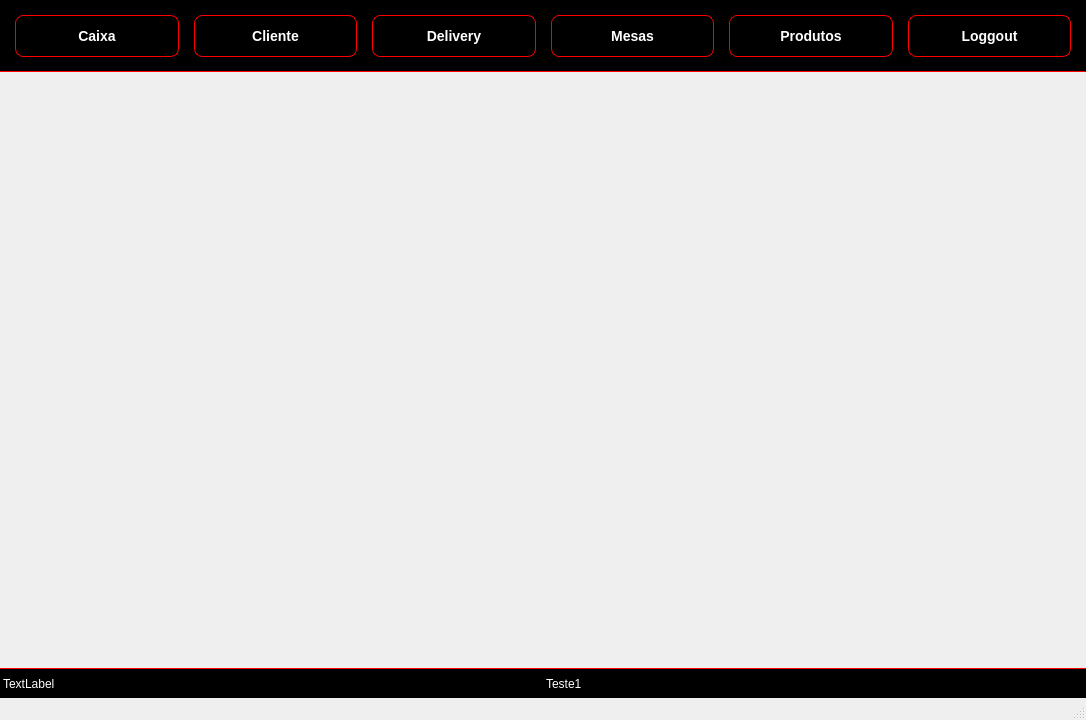
Qt form window/Uniq.ui (hnmcano/unique) before a commit.
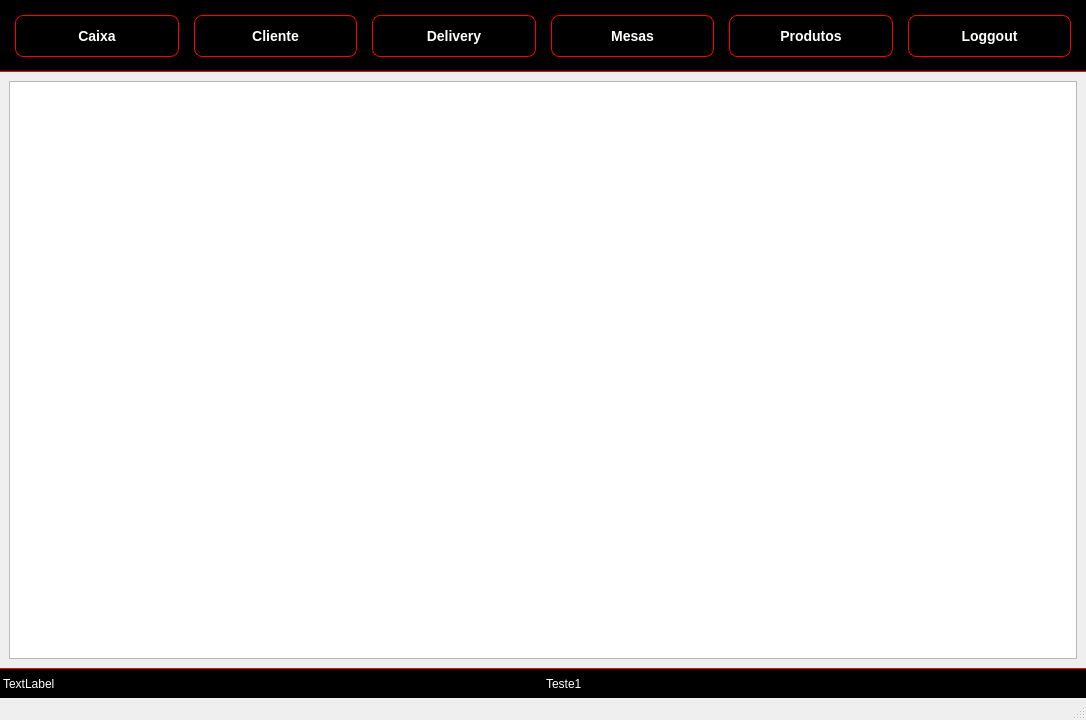
The same form after that commit. Icons and pictures are not drawn.

Patch:
```diff
--- a/window/Uniq.ui
+++ b/window/Uniq.ui
@@ -321,7 +321,13 @@
     </item>
     <item>
      <widget class="QStackedWidget" name="stackedWidget_container">
-      <widget class="QWidget" name="stackedWidget_2Page1"/>
+      <widget class="QWidget" name="Produtos_atuais">
+       <layout class="QHBoxLayout" name="horizontalLayout_3">
+        <item>
+         <widget class="QTableWidget" name="tableWidget"/>
+        </item>
+       </layout>
+      </widget>
      </widget>
     </item>
     <item>
```
Left out of the diff: 2 changed lines with no effect on the pictures.
